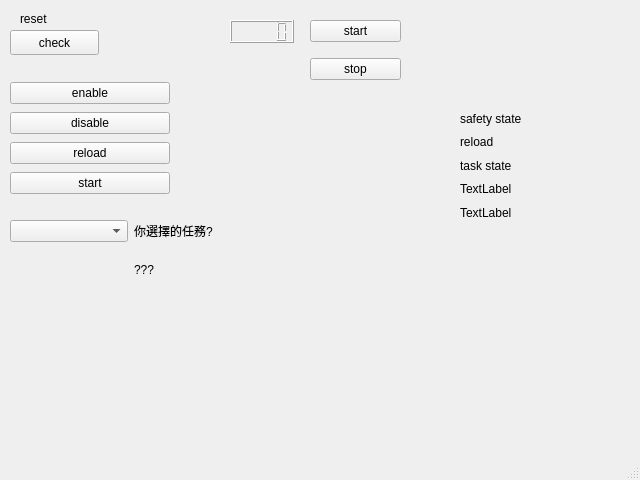
SamKaiYang/ros_modbus_nex, file scripts/main.ui: the form before one commit.
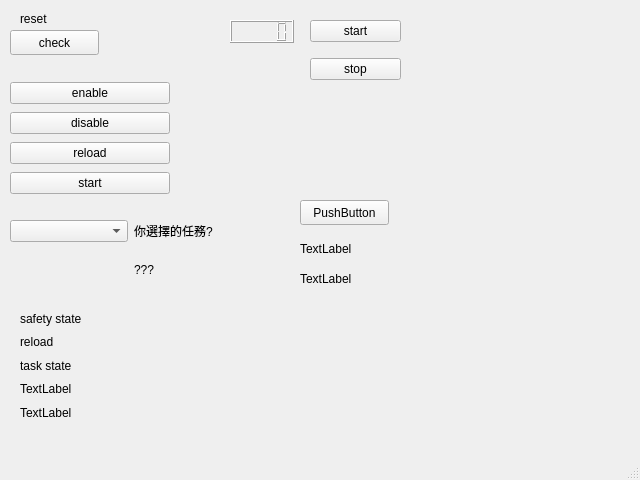
The form after the commit. Icons and pictures are not drawn.

What changed in the file:
```diff
--- a/scripts/main.ui
+++ b/scripts/main.ui
@@ -119,8 +119,8 @@
    <widget class="QWidget" name="verticalLayoutWidget_3">
     <property name="geometry">
      <rect>
-      <x>460</x>
-      <y>110</y>
+      <x>20</x>
+      <y>310</y>
       <width>160</width>
       <height>111</height>
      </rect>
@@ -192,6 +192,83 @@
      </item>
     </layout>
    </widget>
+   <widget class="QLabel" name="label_arm_picture">
+    <property name="geometry">
+     <rect>
+      <x>480</x>
+      <y>0</y>
+      <width>151</width>
+      <height>141</height>
+     </rect>
+    </property>
+    <property name="text">
+     <string/>
+    </property>
+    <property name="pixmap">
+     <pixmap>../picture/teco_arm.png</pixmap>
+    </property>
+    <property name="scaledContents">
+     <bool>true</bool>
+    </property>
+   </widget>
+   <widget class="QLabel" name="label_Coordinate_configuration">
+    <property name="geometry">
+     <rect>
+      <x>410</x>
+      <y>150</y>
+      <width>221</width>
+      <height>281</height>
+     </rect>
+    </property>
+    <property name="text">
+     <string/>
+    </property>
+    <property name="pixmap">
+     <pixmap>../picture/Coordinate_system_configuration_2.jpg</pixmap>
+    </property>
+    <property name="scaledContents">
+     <bool>true</bool>
+    </property>
+   </widget>
+   <widget class="QPushButton" name="onBtn">
+    <property name="geometry">
+     <rect>
+      <x>300</x>
+      <y>200</y>
+      <width>89</width>
+      <height>25</height>
+     </rect>
+    </property>
+    <property name="text">
+     <string>PushButton</string>
+    </property>
+   </widget>
+   <widget class="QLabel" name="lbl1">
+    <property name="geometry">
+     <rect>
+      <x>300</x>
+      <y>240</y>
+      <width>67</width>
+      <height>17</height>
+     </rect>
+    </property>
+    <property name="text">
+     <string>TextLabel</string>
+    </property>
+   </widget>
+   <widget class="QLabel" name="lbl2">
+    <property name="geometry">
+     <rect>
+      <x>300</x>
+      <y>270</y>
+      <width>67</width>
+      <height>17</height>
+     </rect>
+    </property>
+    <property name="text">
+     <string>TextLabel</string>
+    </property>
+   </widget>
   </widget>
   <widget class="QMenuBar" name="menubar">
    <property name="geometry">
```
